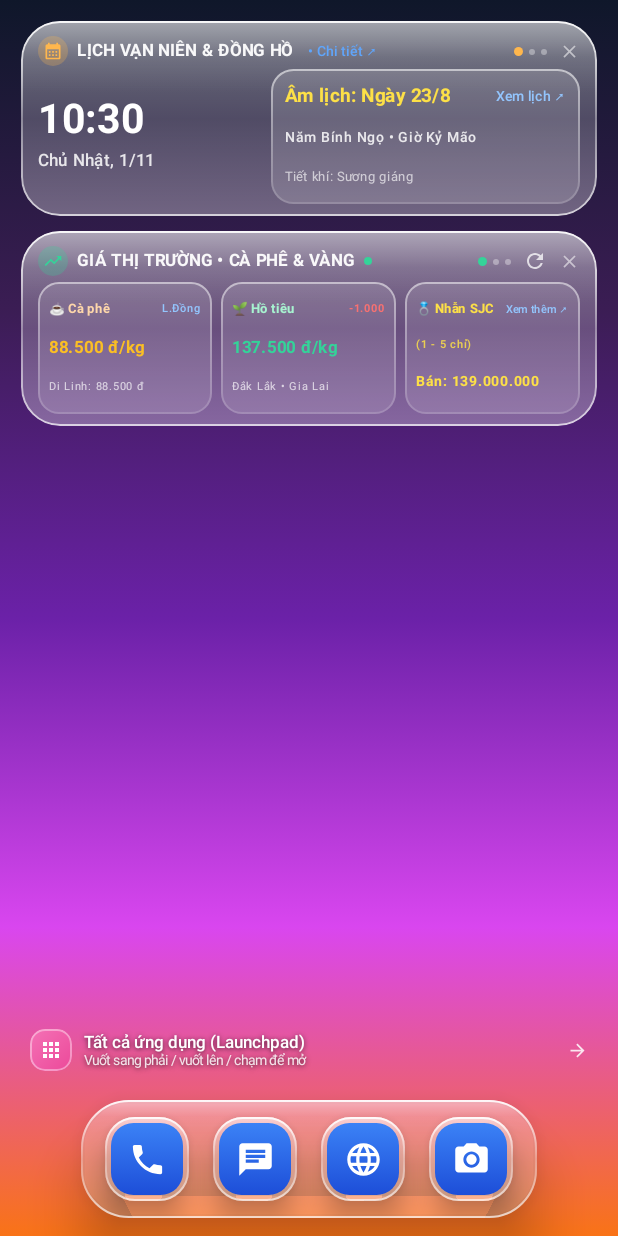
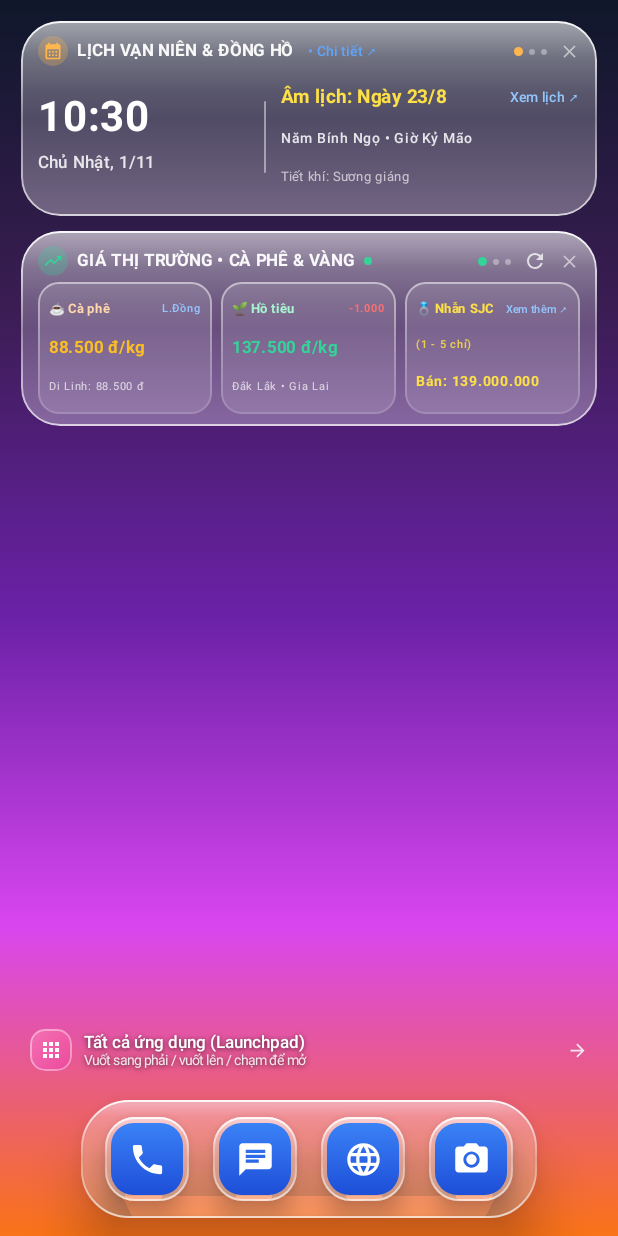
Before and after one commit to ahihibebe/Laucher-Androi-style-mac-, an Android app built with Jetpack Compose: the screen it shows after launch (MainActivity), on a phone screen of 412 x 824 dp. Run offline under Robolectric (Android 15) with nearby library versions, the phone set to English and light mode, and no system bars; pictures from the network do not load.

Commit message:
style: adjust typography and layout in utility banner
Increase font size for time display and add vertical spacing for better visual balance in the banner card.

```diff
--- a/app/src/main/java/com/example/ui/components/DesktopUtilityBannerCard.kt
+++ b/app/src/main/java/com/example/ui/components/DesktopUtilityBannerCard.kt
@@ -290,10 +290,11 @@ fun DesktopUtilityBannerCard(
                                         Text(
                                             text = formattedTime,
                                             color = Color.White,
-                                            fontSize = 27.sp,
+                                            fontSize = 28.sp,
                                             fontWeight = FontWeight.Bold,
-                                            lineHeight = 28.sp
+                                            lineHeight = 29.sp
                                         )
+                                        Spacer(modifier = Modifier.height(2.dp))
                                         Text(
                                             text = formattedDate,
                                             color = Color.White.copy(alpha = 0.85f),
@@ -304,30 +305,23 @@ fun DesktopUtilityBannerCard(
                                         )
                                     }
 
-                                    // Right Column: Optimized 3D Frosted Glass Subcard for Lunar Date & Can Chi
-                                    Surface(
-                                        shape = RoundedCornerShape(15.dp),
-                                        color = Color.White.copy(alpha = 0.14f),
-                                        border = BorderStroke(
-                                            width = 1.dp,
-                                            brush = Brush.verticalGradient(
-                                                listOf(
-                                                    Color.White.copy(alpha = 0.55f),
-                                                    Color.White.copy(alpha = 0.15f)
+                                    // Dấu gạch đứng ngăn cách giờ và ngày âm lịch
+                                    Box(
+                                        modifier = Modifier
+                                            .width(1.5.dp)
+                                            .height(48.dp)
+                                            .background(
+                                                Color.White.copy(alpha = 0.45f),
+                                                shape = RoundedCornerShape(1.dp)
                                             )
                                     )
-                                        ),
-                                        shadowElevation = 0.dp,
+
+                                    // Right Column: Lunar Date & Can Chi (không có viền bo)
+                                    Column(
                                         modifier = Modifier
                                             .weight(1.35f)
-                                            .fillMaxHeight()
-                                            .clickable { viewModel.openFullCalendarDialog() }
-                                    ) {
-                                        Column(
-                                            modifier = Modifier
-                                                .fillMaxSize()
-                                                .padding(horizontal = 9.dp, vertical = 6.dp),
-                                            verticalArrangement = Arrangement.SpaceBetween
+                                            .fillMaxHeight(),
+                                        verticalArrangement = Arrangement.Center
                                     ) {
                                         Row(
                                             modifier = Modifier.fillMaxWidth(),
@@ -348,6 +342,8 @@ fun DesktopUtilityBannerCard(
                                             )
                                         }
 
+                                        Spacer(modifier = Modifier.height(3.dp))
+
                                         if (showCanChi) {
                                             Text(
                                                 text = "Năm ${lunarDate.canChiYear} • Giờ ${lunarDate.canChiDay}",
@@ -357,6 +353,7 @@ fun DesktopUtilityBannerCard(
                                                 maxLines = 1,
                                                 overflow = TextOverflow.Ellipsis
                                             )
+                                            Spacer(modifier = Modifier.height(2.dp))
                                         }
 
                                         Text(
@@ -366,7 +363,6 @@ fun DesktopUtilityBannerCard(
                                             maxLines = 1,
                                             overflow = TextOverflow.Ellipsis
                                         )
-                                        }
                                     }
                                 }
                             } else if (showClock) {
@@ -392,28 +388,12 @@ fun DesktopUtilityBannerCard(
                                     )
                                 }
                             } else {
-                                // Only Lunar Calendar visible
-                                Surface(
-                                    shape = RoundedCornerShape(15.dp),
-                                    color = Color.White.copy(alpha = 0.14f),
-                                    border = BorderStroke(
-                                        width = 1.dp,
-                                        brush = Brush.verticalGradient(
-                                            listOf(
-                                                Color.White.copy(alpha = 0.55f),
-                                                Color.White.copy(alpha = 0.15f)
-                                            )
-                                        )
-                                    ),
-                                    shadowElevation = 0.dp,
+                                // Only Lunar Calendar visible (không có viền bo)
+                                Column(
                                     modifier = Modifier
                                         .fillMaxSize()
                                         .clickable { viewModel.openFullCalendarDialog() }
-                                ) {
-                                    Column(
-                                        modifier = Modifier
-                                            .fillMaxSize()
-                                            .padding(horizontal = 14.dp, vertical = 8.dp),
+                                        .padding(horizontal = 8.dp, vertical = 4.dp),
                                     verticalArrangement = Arrangement.SpaceAround
                                 ) {
                                     Row(
@@ -449,7 +429,6 @@ fun DesktopUtilityBannerCard(
                                         color = Color.White.copy(alpha = 0.70f),
                                         fontSize = 9.5.sp
                                     )
-                                    }
                                 }
                             }
                         }
```
Lines whose indentation alone changed are shown as unchanged.
